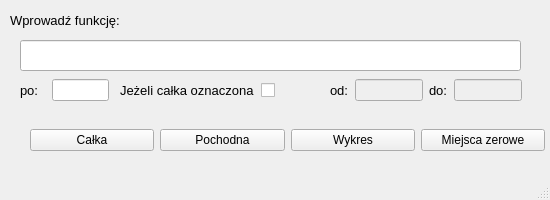
oxfrd/-WUT-Calc_InPython, file main_win.ui: the form before one commit.
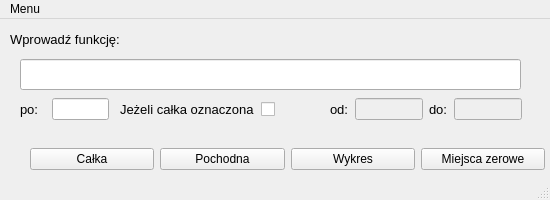
The form after the commit.

The edit to the form file:
```diff
--- a/main_win.ui
+++ b/main_win.ui
@@ -257,6 +257,23 @@
    </widget>
   </widget>
   <widget class="QStatusBar" name="statusbar"/>
+  <widget class="QMenuBar" name="menuBar">
+   <property name="geometry">
+    <rect>
+     <x>0</x>
+     <y>0</y>
+     <width>550</width>
+     <height>21</height>
+    </rect>
+   </property>
+   <widget class="QMenu" name="menuMenu">
+    <property name="title">
+     <string>Menu</string>
+    </property>
+    <addaction name="actionZamknij"/>
+   </widget>
+   <addaction name="menuMenu"/>
+  </widget>
   <action name="actionFile">
    <property name="text">
     <string>File</string>
```
Left out of the diff: 18 changed lines with no effect on the pictures.
